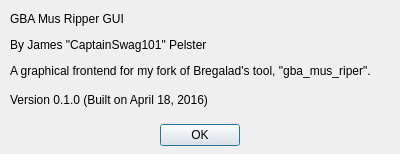
Above: aboutdialog.ui from CaptainSwag101/gba-mus-ripper-gui before the change. Below: the same form after it.
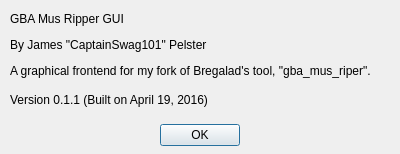
That is the form after the change.

What changed in the file:
```diff
--- a/aboutdialog.ui
+++ b/aboutdialog.ui
@@ -76,7 +76,7 @@
     <item>
      <widget class="QLabel" name="versionLabel">
       <property name="text">
-       <string>&lt;html&gt;&lt;head/&gt;&lt;body&gt;&lt;p&gt;Version 0.1.0 (Built on April 18, 2016)&lt;/p&gt;&lt;/body&gt;&lt;/html&gt;</string>
+       <string>&lt;html&gt;&lt;head/&gt;&lt;body&gt;&lt;p&gt;Version 0.1.1 (Built on April 19, 2016)&lt;/p&gt;&lt;/body&gt;&lt;/html&gt;</string>
       </property>
      </widget>
     </item>
```
